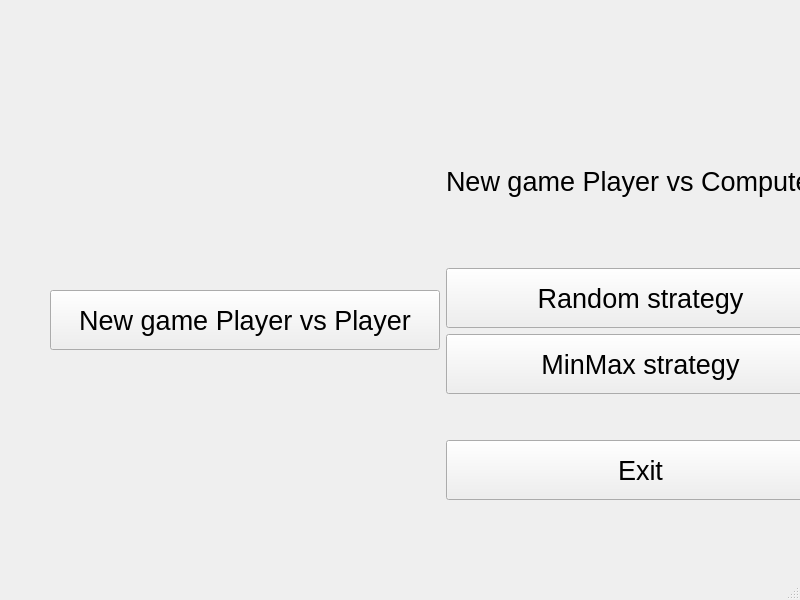
First picture: the form in src/forms/MainMenuWindow.ui, repository wshknmt/Connect-4, before the edit.
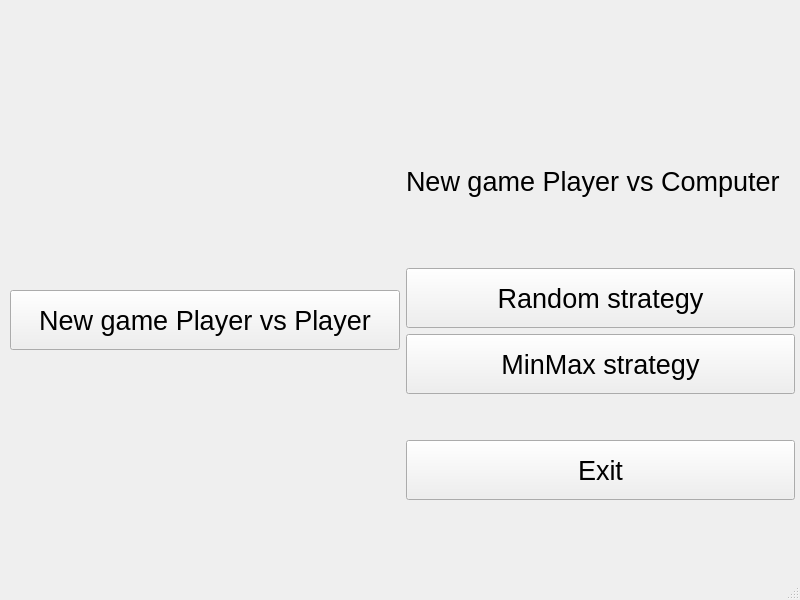
Second picture: the form after the edit.

Patch:
```diff
--- a/src/forms/MainMenuWindow.ui
+++ b/src/forms/MainMenuWindow.ui
@@ -29,7 +29,7 @@
    <widget class="QWidget" name="horizontalLayoutWidget">
     <property name="geometry">
      <rect>
-      <x>50</x>
+      <x>10</x>
       <y>140</y>
       <width>785</width>
       <height>360</height>
```
